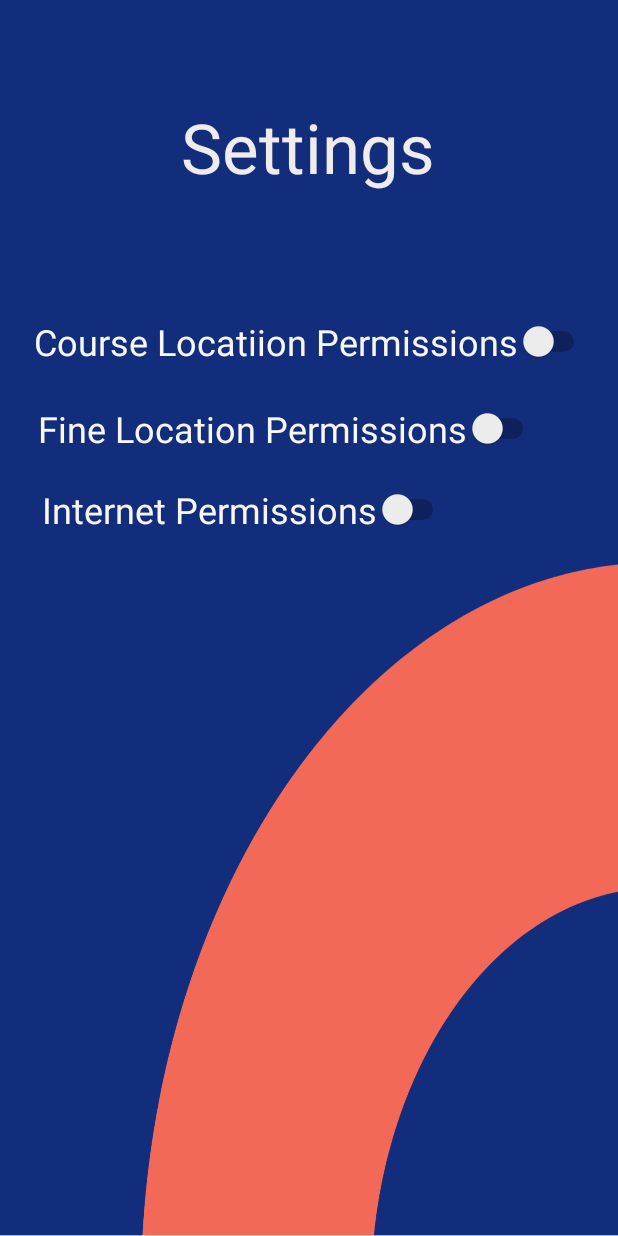
After one commit to X17138744/FetchFinal, an Android app: the layout activity_settings.xml on its own in the app's theme, with its tools: preview values and no code run, on a phone screen of 412 x 824 dp. The commit adds this screen. Run offline under Robolectric (Android 15) with nearby library versions, the phone set to English and light mode, and no system bars.

Commit message:
Added Settings page for permission toggles
Signed-off-by: Ben Carroll <x17501726@student.ncirl.ie>

```diff
--- a/app/src/main/AndroidManifest.xml
+++ b/app/src/main/AndroidManifest.xml
@@ -10,6 +10,7 @@
     <uses-permission android:name="android.permission.ACCESS_FINE_LOCATION" />
     <uses-permission android:name="android.permission.ACCESS_COARSE_LOCATION" />
     <uses-permission android:name="android.permission.INTERNET" />
+
 
     <application
         android:allowBackup="true"
@@ -42,6 +43,7 @@
         <activity android:name=".CreateAccount" />
         <activity android:name=".Profile" />
         <activity android:name=".Home" />
+        <activity android:name=".Settings"/>
         <activity android:name=".SplashScreen">
             <intent-filter>
                 <action android:name="android.intent.action.MAIN" />
--- a/app/src/main/java/fetch/app/Home.java
+++ b/app/src/main/java/fetch/app/Home.java
@@ -161,7 +161,7 @@ public class Home extends FragmentActivity implements MyRecyclerViewAdapter.Item
          */
 
         //Define Spinner
-        spinner = (Spinner) findViewById(R.id.spinner_dropdown);
+        spinner = findViewById(R.id.spinner_dropdown);
         spinnerAdapter = new ArrayAdapter<String>(this,
                 android.R.layout.simple_spinner_item, android.R.id.text1);
         spinnerAdapter.setDropDownViewResource(android.R.layout.simple_spinner_dropdown_item);
@@ -214,7 +214,7 @@ public class Home extends FragmentActivity implements MyRecyclerViewAdapter.Item
         kidsNames.add("Matt");
         kidsNames.add("Keith");
         kidsNames.add("Ben");
-        kidsNames.add("Keanrz");
+        kidsNames.add("Kearnz");
 
         // Set up the RecyclerView
         RecyclerView recyclerView = findViewById(R.id.kidsScroll);
--- /dev/null
+++ b/app/src/main/res/layout/activity_settings.xml
@@ -0,0 +1,69 @@
+<?xml version="1.0" encoding="utf-8"?>
+<androidx.constraintlayout.widget.ConstraintLayout xmlns:android="http://schemas.android.com/apk/res/android"
+    xmlns:app="http://schemas.android.com/apk/res-auto"
+    xmlns:tools="http://schemas.android.com/tools"
+    android:layout_width="match_parent"
+    android:layout_height="match_parent"
+    android:background="@drawable/create_layout"
+    tools:context=".Settings">
+
+    <Switch
+        android:id="@+id/courseLocationSwitch"
+        android:layout_width="wrap_content"
+        android:layout_height="wrap_content"
+        android:checked="false"
+        android:text="@string/course_locatiion_permissions"
+        android:textColor="#F8F7F7"
+        android:textSize="24sp"
+        app:layout_constraintBottom_toBottomOf="parent"
+        app:layout_constraintEnd_toEndOf="parent"
+        app:layout_constraintHorizontal_bias="0.554"
+        app:layout_constraintStart_toStartOf="parent"
+        app:layout_constraintTop_toTopOf="parent"
+        app:layout_constraintVertical_bias="0.267" />
+
+    <Switch
+        android:id="@+id/fineLocationSwitch"
+        android:layout_width="wrap_content"
+        android:layout_height="wrap_content"
+        android:checked="false"
+        android:text="@string/fine_location_permissions"
+        android:textColor="#F8F7F7"
+        android:textSize="24sp"
+        app:layout_constraintBottom_toBottomOf="parent"
+        app:layout_constraintEnd_toEndOf="parent"
+        app:layout_constraintHorizontal_bias="0.329"
+        app:layout_constraintStart_toStartOf="parent"
+        app:layout_constraintTop_toTopOf="parent"
+        app:layout_constraintVertical_bias="0.34" />
+
+    <Switch
+        android:id="@+id/internetSwitch"
+        android:layout_width="wrap_content"
+        android:layout_height="wrap_content"
+        android:checked="false"
+        android:text="@string/internet_permissions"
+        android:textColor="#F8F7F7"
+        android:textSize="24sp"
+        app:layout_constraintBottom_toBottomOf="parent"
+        app:layout_constraintEnd_toEndOf="parent"
+        app:layout_constraintHorizontal_bias="0.197"
+        app:layout_constraintStart_toStartOf="parent"
+        app:layout_constraintTop_toTopOf="parent"
+        app:layout_constraintVertical_bias="0.409" />
+
+    <TextView
+        android:id="@+id/titleLbl"
+        android:layout_width="wrap_content"
+        android:layout_height="wrap_content"
+        android:text="@string/settings"
+        android:textColor="#F8F7F1F1"
+        android:textSize="46sp"
+        app:layout_constraintBottom_toBottomOf="parent"
+        app:layout_constraintEnd_toEndOf="parent"
+        app:layout_constraintHorizontal_bias="0.498"
+        app:layout_constraintStart_toStartOf="parent"
+        app:layout_constraintTop_toTopOf="parent"
+        app:layout_constraintVertical_bias="0.088" />
+
+</androidx.constraintlayout.widget.ConstraintLayout>
--- a/app/src/main/res/values/strings.xml
+++ b/app/src/main/res/values/strings.xml
@@ -9,4 +9,8 @@
     <string name="login">Login</string>
     <string name="password">Password</string>
     <string name="megan">Megan</string>
+    <string name="course_locatiion_permissions">Course Locatiion Permissions</string>
+    <string name="settings">Settings</string>
+    <string name="fine_location_permissions">Fine Location Permissions</string>
+    <string name="internet_permissions">Internet Permissions</string>
 </resources>
```
Also changed, not shown: app/src/main/java/fetch/app/Settings.java (added, +190 -0 lines).
